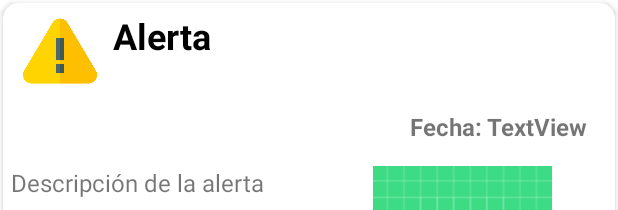
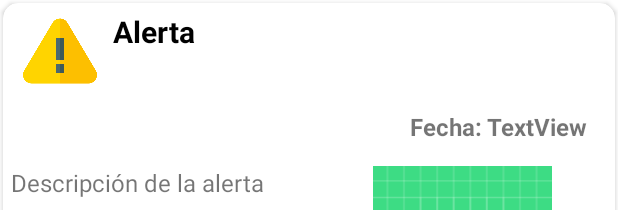
Before and after one commit to GermanGuzmanLopez/Atizappan, an Android app: the layout renglon_alerta.xml on its own in the app's theme, with its tools: preview values and no code run, on a phone screen of 412 x 824 dp. Shown: the top 210 px of the screen. Run offline under Robolectric (Android 15) with nearby library versions, the phone set to English and light mode, and no system bars.

Commit message:
Update renglon alerta 2

```diff
--- a/app/src/main/res/layout/renglon_alerta.xml
+++ b/app/src/main/res/layout/renglon_alerta.xml
@@ -46,7 +46,7 @@
                     android:text="Alerta"
                     android:textAlignment="textStart"
                     android:textColor="@color/black"
-                    android:textSize="24sp"
+                    android:textSize="20sp"
                     android:textStyle="bold" />
             </LinearLayout>
 
```
